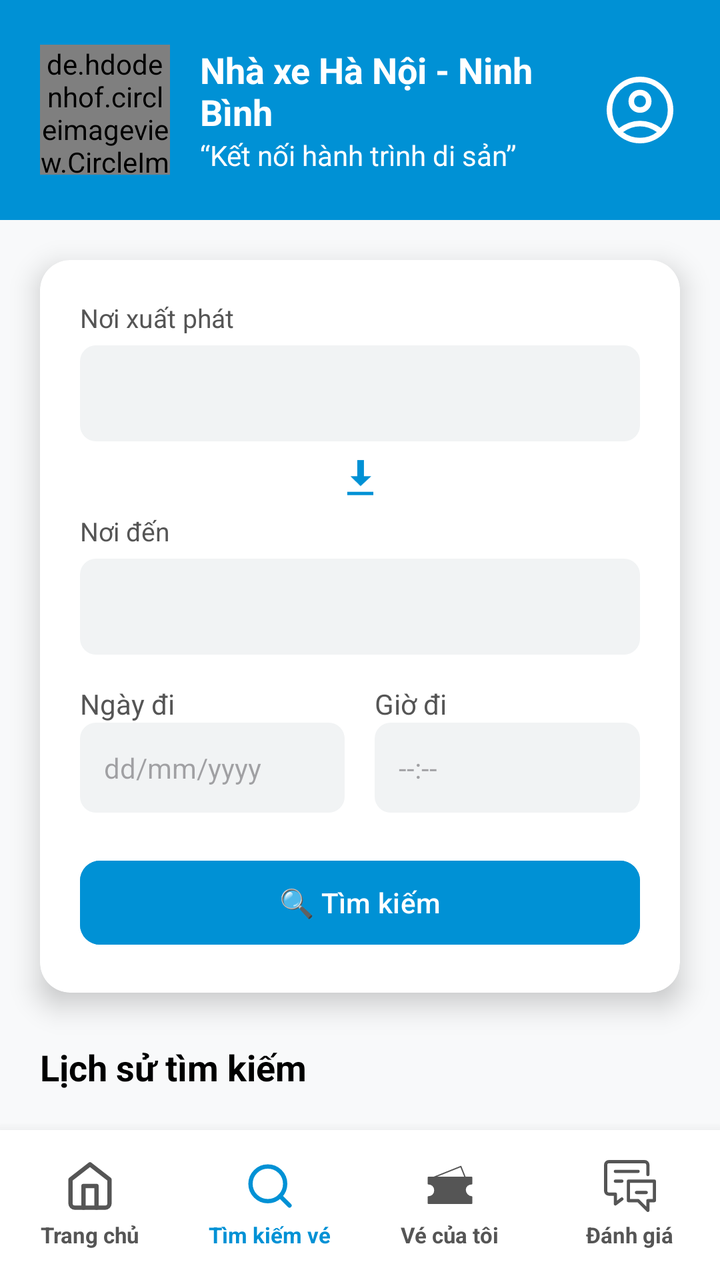
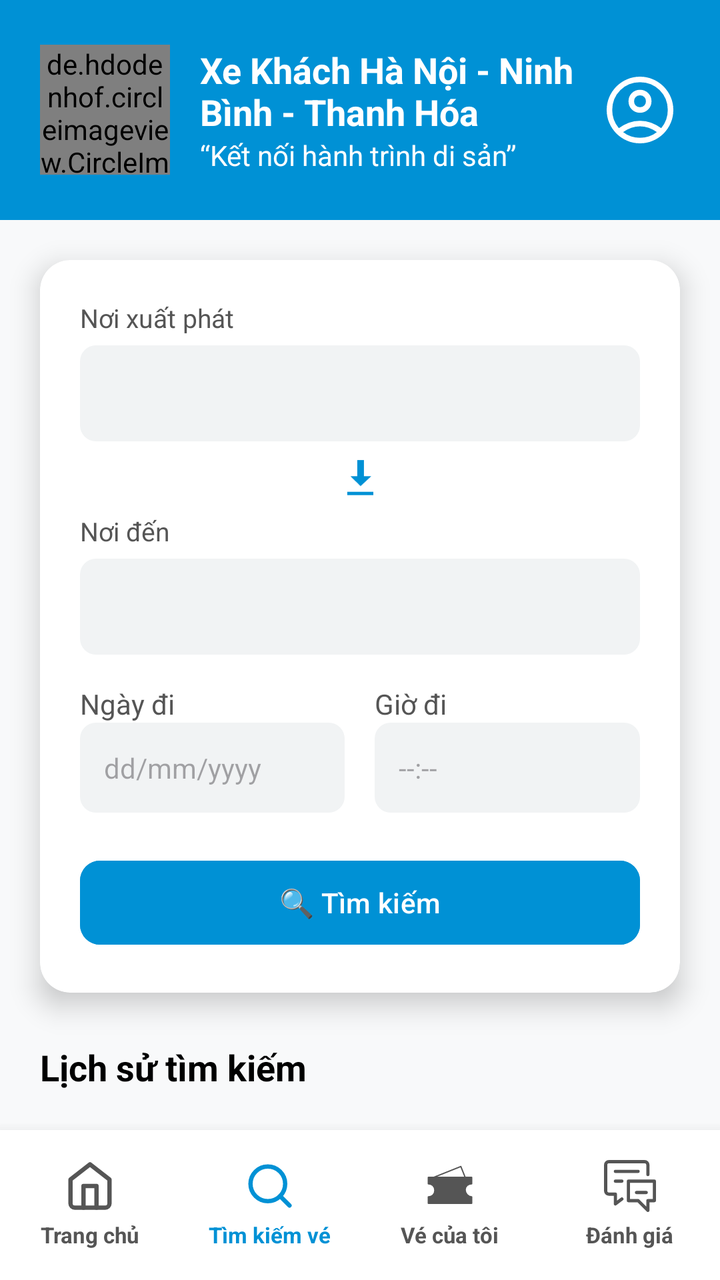

Screens rendered from an Android XML layout before and after an edit, with the pre-edit source and the edit as a unified diff.
<!-- AndroidManifest.xml: application theme Theme.VeXeApp -->
<!-- res/layout/activity_search_ticket.xml -->
<?xml version="1.0" encoding="utf-8"?>
<androidx.constraintlayout.widget.ConstraintLayout xmlns:android="http://schemas.android.com/apk/res/android"
    xmlns:app="http://schemas.android.com/apk/res-auto"
    android:layout_width="match_parent"
    android:layout_height="match_parent"
    android:background="#F8F9FA">

    
    <LinearLayout
        android:id="@+id/header"
        android:layout_width="match_parent"
        android:layout_height="110dp"
        android:background="#0091D5"
        android:gravity="center_vertical"
        android:orientation="horizontal"
        android:paddingHorizontal="20dp"
        app:layout_constraintTop_toTopOf="parent">

        <de.hdodenhof.circleimageview.CircleImageView
            android:layout_width="65dp"
            android:layout_height="65dp"
            android:src="@drawable/logo"
            app:civ_border_color="@color/white"
            app:civ_border_width="2dp"/>

        <LinearLayout
            android:layout_width="0dp"
            android:layout_height="wrap_content"
            android:layout_marginStart="15dp"
            android:layout_weight="1"
            android:orientation="vertical">
            <TextView
                android:layout_width="wrap_content"
                android:layout_height="wrap_content"
                android:text="Nhà xe Hà Nội - Ninh Bình"
                android:textColor="@color/white"
                android:textSize="18sp"
                android:textStyle="bold" />
            <TextView
                android:layout_width="wrap_content"
                android:layout_height="wrap_content"
                android:text="“Kết nối hành trình di sản”"
                android:textColor="@color/white"
                android:textSize="14sp" />
        </LinearLayout>

        <ImageView
            android:id="@+id/btnProfileHeader"
            android:layout_width="40dp"
            android:layout_height="40dp"
            android:src="@drawable/user"
            android:clickable="true"
            android:focusable="true"
            android:background="?attr/selectableItemBackgroundBorderless"
            app:tint="@color/white" />
    </LinearLayout>

    
    <androidx.core.widget.NestedScrollView
        android:layout_width="match_parent"
        android:layout_height="0dp"
        app:layout_constraintTop_toBottomOf="@id/header"
        app:layout_constraintBottom_toTopOf="@id/bottom_nav">

        <LinearLayout
            android:layout_width="match_parent"
            android:layout_height="wrap_content"
            android:orientation="vertical"
            android:paddingBottom="20dp">

            <androidx.cardview.widget.CardView
                android:id="@+id/cardSearch"
                android:layout_width="match_parent"
                android:layout_height="wrap_content"
                android:layout_marginHorizontal="20dp"
                android:layout_marginTop="20dp"
                app:cardCornerRadius="15dp"
                app:cardElevation="8dp">

                <LinearLayout
                    android:layout_width="match_parent"
                    android:layout_height="wrap_content"
                    android:orientation="vertical"
                    android:padding="20dp">

                    <TextView
                        android:layout_width="wrap_content"
                        android:layout_height="wrap_content"
                        android:text="Nơi xuất phát"
                        android:textColor="#555555"
                        android:textSize="13sp" />

                    <Spinner
                        android:id="@+id/spOrigin"
                        android:layout_width="match_parent"
                        android:layout_height="48dp"
                        android:layout_marginTop="5dp"
                        android:background="@drawable/bg_input_gray"
                        android:spinnerMode="dropdown" />

                    <ImageView
                        android:layout_width="20dp"
                        android:layout_height="20dp"
                        android:layout_gravity="center"
                        android:layout_marginVertical="8dp"
                        android:src="@android:drawable/stat_sys_download"
                        app:tint="#0091D5"
                        android:rotation="0"/>

                    <TextView
                        android:layout_width="wrap_content"
                        android:layout_height="wrap_content"
                        android:text="Nơi đến"
                        android:textColor="#555555"
                        android:textSize="13sp" />

                    <Spinner
                        android:id="@+id/spDestination"
                        android:layout_width="match_parent"
                        android:layout_height="48dp"
                        android:layout_marginTop="5dp"
                        android:background="@drawable/bg_input_gray"
                        android:spinnerMode="dropdown" />

                    <LinearLayout
                        android:layout_width="match_parent"
                        android:layout_height="wrap_content"
                        android:layout_marginTop="15dp"
                        android:orientation="horizontal">

                        <LinearLayout
                            android:layout_width="0dp"
                            android:layout_height="wrap_content"
                            android:layout_weight="1"
                            android:orientation="vertical">
                            <TextView
                                android:layout_width="wrap_content"
                                android:layout_height="wrap_content"
                                android:text="Ngày đi"
                                android:textColor="#555555" />
                            <EditText
                                android:id="@+id/edtDate"
                                android:layout_width="match_parent"
                                android:layout_height="45dp"
                                android:background="@drawable/bg_input_gray"
                                android:focusable="false"
                                android:hint="dd/mm/yyyy"
                                android:paddingHorizontal="12dp"
                                android:textSize="14sp" />
                        </LinearLayout>

                        <View android:layout_width="15dp" android:layout_height="0dp"/>

                        <LinearLayout
                            android:layout_width="0dp"
                            android:layout_height="wrap_content"
                            android:layout_weight="1"
                            android:orientation="vertical">
                            <TextView
                                android:layout_width="wrap_content"
                                android:layout_height="wrap_content"
                                android:text="Giờ đi"
                                android:textColor="#555555" />
                            <EditText
                                android:id="@+id/edtTime"
                                android:layout_width="match_parent"
                                android:layout_height="45dp"
                                android:background="@drawable/bg_input_gray"
                                android:focusable="false"
                                android:hint="--:--"
                                android:paddingHorizontal="12dp"
                                android:textSize="14sp" />
                        </LinearLayout>
                    </LinearLayout>

                    <Button
                        android:id="@+id/btnSearchTicket"
                        android:layout_width="match_parent"
                        android:layout_height="50dp"
                        android:layout_marginTop="20dp"
                        android:backgroundTint="#0091D5"
                        android:text="🔍 Tìm kiếm"
                        android:textAllCaps="false"
                        app:cornerRadius="10dp" />
                </LinearLayout>
            </androidx.cardview.widget.CardView>

            <TextView
                android:id="@+id/tvRecentTitle"
                android:layout_width="wrap_content"
                android:layout_height="wrap_content"
                android:layout_marginHorizontal="20dp"
                android:layout_marginTop="25dp"
                android:text="Lịch sử tìm kiếm"
                android:textColor="@color/black"
                android:textSize="18sp"
                android:textStyle="bold" />

            
            <LinearLayout
                android:id="@+id/llRecentHistory"
                android:layout_width="match_parent"
                android:layout_height="wrap_content"
                android:orientation="vertical"
                android:paddingBottom="20dp"/>

        </LinearLayout>
    </androidx.core.widget.NestedScrollView>

    
    <LinearLayout
        android:id="@+id/bottom_nav"
        android:layout_width="match_parent"
        android:layout_height="75dp"
        android:background="@color/white"
        android:elevation="10dp"
        android:orientation="horizontal"
        app:layout_constraintBottom_toBottomOf="parent">

        <LinearLayout
            android:id="@+id/nav_home"
            android:layout_width="0dp"
            android:layout_height="match_parent"
            android:layout_weight="1"
            android:gravity="center"
            android:orientation="vertical"
            android:clickable="true"
            android:focusable="true">
            <ImageView
                android:layout_width="26dp"
                android:layout_height="26dp"
                android:src="@drawable/home"
                app:tint="#555555"/>
            <TextView
                android:layout_width="wrap_content"
                android:layout_height="wrap_content"
                android:layout_marginTop="4dp"
                android:text="Trang chủ"
                android:textColor="#555555"
                android:textSize="11sp"
                android:textStyle="bold"/>
        </LinearLayout>

        <LinearLayout
            android:id="@+id/nav_search"
            android:layout_width="0dp"
            android:layout_height="match_parent"
            android:layout_weight="1"
            android:gravity="center"
            android:orientation="vertical"
            android:clickable="true"
            android:focusable="true">
            <ImageView
                android:layout_width="26dp"
                android:layout_height="26dp"
                android:src="@drawable/search"
                app:tint="#0091D5" />
            <TextView
                android:layout_width="wrap_content"
                android:layout_height="wrap_content"
                android:layout_marginTop="4dp"
                android:text="Tìm kiếm vé"
                android:textColor="#0091D5"
                android:textSize="11sp"
                android:textStyle="bold"/>
        </LinearLayout>

        <LinearLayout
            android:id="@+id/nav_tickets"
            android:layout_width="0dp"
            android:layout_height="match_parent"
            android:layout_weight="1"
            android:gravity="center"
            android:orientation="vertical"
            android:clickable="true"
            android:focusable="true">
            <ImageView
                android:layout_width="26dp"
                android:layout_height="26dp"
                android:src="@drawable/ticket"
                app:tint="#555555" />
            <TextView
                android:layout_width="wrap_content"
                android:layout_height="wrap_content"
                android:layout_marginTop="4dp"
                android:text="Vé của tôi"
                android:textColor="#555555"
                android:textSize="11sp"
                android:textStyle="bold"/>
        </LinearLayout>

        <LinearLayout
            android:id="@+id/nav_feedback"
            android:layout_width="0dp"
            android:layout_height="match_parent"
            android:layout_weight="1"
            android:gravity="center"
            android:orientation="vertical"
            android:clickable="true"
            android:focusable="true">
            <ImageView
                android:layout_width="26dp"
                android:layout_height="26dp"
                android:src="@drawable/feedback"
                app:tint="#555555" />
            <TextView
                android:layout_width="wrap_content"
                android:layout_height="wrap_content"
                android:layout_marginTop="4dp"
                android:text="Đánh giá"
                android:textColor="#555555"
                android:textSize="11sp"
                android:textStyle="bold" />
        </LinearLayout>
    </LinearLayout>

</androidx.constraintlayout.widget.ConstraintLayout>
<!-- resources referenced by this layout -->
<resources>
  <color name="black">#FF000000</color>
  <color name="white">#FFFFFFFF</color>
  <!-- drawable bg_input_gray (drawable) -->
  <?xml version="1.0" encoding="utf-8"?>
  <shape xmlns:android="http://schemas.android.com/apk/res/android">
      <solid android:color="#F1F3F4"/>
  
      <corners android:radius="8dp"/>
  </shape>
  <!-- drawable home (drawable) -->
  <vector xmlns:android="http://schemas.android.com/apk/res/android"
      android:width="40dp"
      android:height="40dp"
      android:viewportWidth="24"
      android:viewportHeight="24">
    <path
        android:pathData="M3,9l9,-7 9,7v11a2,2 0,0 1,-2 2H5a2,2 0,0 1,-2 -2z"
        android:strokeLineJoin="round"
        android:strokeWidth="2"
        android:fillColor="#00000000"
        android:strokeColor="#000000"
        android:strokeLineCap="round"/>
    <path
        android:pathData="M9,22l0,-10l6,0l0,10"
        android:strokeLineJoin="round"
        android:strokeWidth="2"
        android:fillColor="#00000000"
        android:strokeColor="#000000"
        android:strokeLineCap="round"/>
  </vector>
  <!-- drawable search (drawable) -->
  <vector xmlns:android="http://schemas.android.com/apk/res/android"
      android:width="40dp"
      android:height="40dp"
      android:viewportWidth="24"
      android:viewportHeight="24">
    <path
        android:pathData="M11,11m-8,0a8,8 0,1 1,16 0a8,8 0,1 1,-16 0"
        android:strokeLineJoin="round"
        android:strokeWidth="2"
        android:fillColor="#00000000"
        android:strokeColor="#000000"
        android:strokeLineCap="round"/>
    <path
        android:pathData="M21,21L16.65,16.65"
        android:strokeLineJoin="round"
        android:strokeWidth="2"
        android:fillColor="#00000000"
        android:strokeColor="#000000"
        android:strokeLineCap="round"/>
  </vector>
  <!-- drawable ticket (drawable) -->
  <vector xmlns:android="http://schemas.android.com/apk/res/android"
      android:width="54dp"
      android:height="54dp"
      android:viewportWidth="54"
      android:viewportHeight="54">
    <path
        android:pathData="M10.125,18L38.25,6.75L42.75,18"
        android:strokeLineJoin="round"
        android:strokeWidth="1.33333"
        android:fillColor="#00000000"
        android:strokeColor="#000000"
        android:strokeLineCap="round"/>
    <path
        android:pathData="M4.5,18H49.5V24.75C46.125,24.75 42.75,27 42.75,30.938C42.75,34.875 46.125,38.25 49.5,38.25V45H4.5V38.25C7.875,38.25 11.25,36 11.25,31.5C11.25,27 7.875,24.75 4.5,24.75V18Z"
        android:strokeLineJoin="round"
        android:strokeWidth="1.33333"
        android:fillColor="#848383"
        android:strokeColor="#000000"
        android:strokeLineCap="round"/>
    <path
        android:pathData="M19.125,28.558H25.875"
        android:strokeWidth="1.33333"
        android:fillColor="#00000000"
        android:strokeColor="#ffffff"
        android:strokeLineCap="round"/>
    <path
        android:pathData="M19.125,35.308H34.875"
        android:strokeWidth="1.33333"
        android:fillColor="#00000000"
        android:strokeColor="#ffffff"
        android:strokeLineCap="round"/>
  </vector>
  <style name="Theme.VeXeApp" parent="Base.Theme.VeXeApp" />
  <style name="Base.Theme.VeXeApp" parent="Theme.Material3.DayNight.NoActionBar">
          
      </style>
  <!-- unchanged entries left out for length: 3 -->
</resources>

<!-- the commit's change to res/layout/activity_search_ticket.xml (unified diff, before → after) -->
@@ -32,7 +32,7 @@
             <TextView
                 android:layout_width="wrap_content"
                 android:layout_height="wrap_content"
-                android:text="Nhà xe Hà Nội - Ninh Bình"
+                android:text="@string/nha_xe_name"
                 android:textColor="@color/white"
                 android:textSize="18sp"
                 android:textStyle="bold" />
<!-- resource entries referenced after the edit -->
@@ -84,6 +84,7 @@
         android:strokeColor="#ffffff"
         android:strokeLineCap="round"/>
   </vector>
+  <string name="nha_xe_name">Xe Khách Hà Nội - Ninh Bình - Thanh Hóa</string>
   <style name="Theme.VeXeApp" parent="Base.Theme.VeXeApp" />
   <style name="Base.Theme.VeXeApp" parent="Theme.Material3.DayNight.NoActionBar">
           
